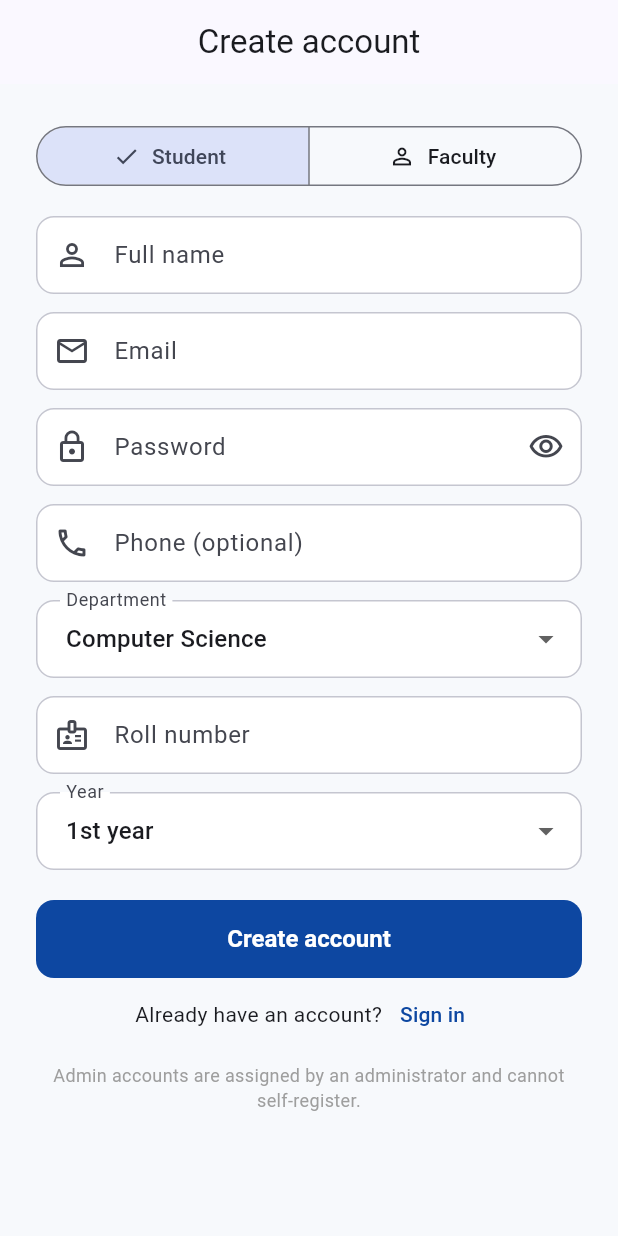
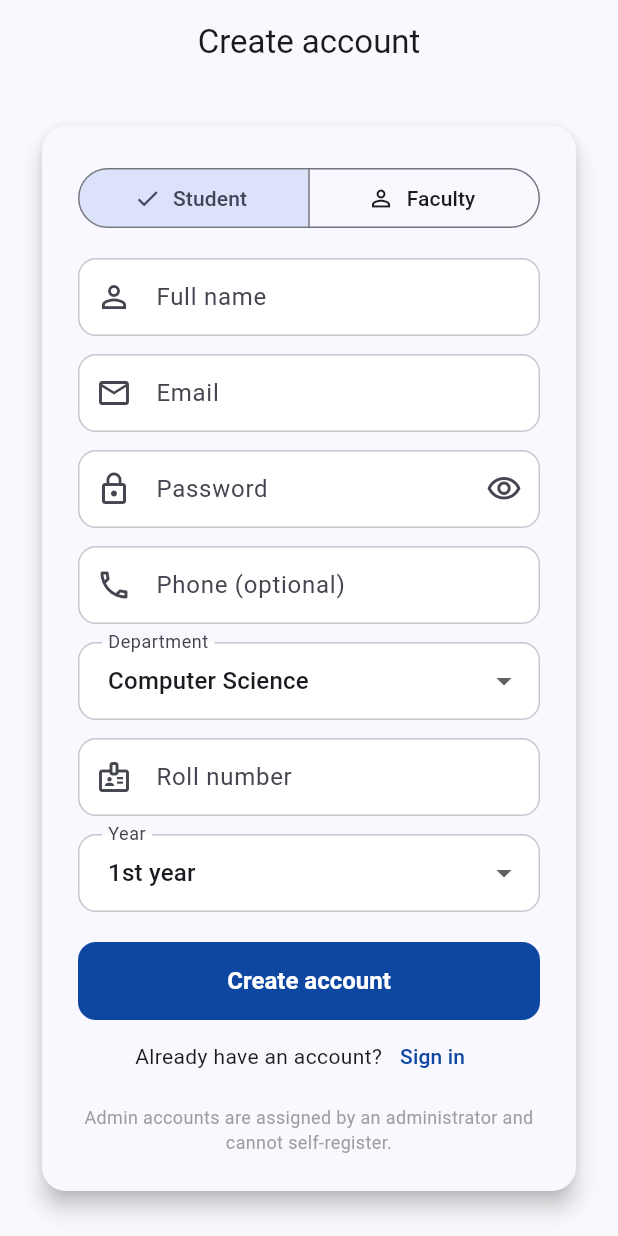
Before and after one commit to sk-sadik/Faculty-Pre-Booking-System, a Flutter app: the RegisterScreen screen opened by its route, on a phone screen of 412 x 824 dp. Run offline on Flutter 3.47's test engine with Material 3 defaults, Android fonts, the phone set to English and light mode, and no system bars; our stand-ins replace cloud_firestore, equatable, firebase_auth, firebase_core, firebase_messaging, flutter_local_notifications and 4 more; accounts and stored records are empty.

Commit message:
ui: add surface colors & card containers to login & register screens

```diff
--- a/lib/features/auth/presentation/screens/login_screen.dart
+++ b/lib/features/auth/presentation/screens/login_screen.dart
@@ -49,7 +49,9 @@ class _LoginScreenState extends ConsumerState<LoginScreen> {
 
   @override
   Widget build(BuildContext context) {
+    final colorScheme = Theme.of(context).colorScheme;
     return Scaffold(
+      backgroundColor: colorScheme.surface,
       body: SafeArea(
         child: Center(
           child: SingleChildScrollView(
--- a/lib/features/auth/presentation/screens/register_screen.dart
+++ b/lib/features/auth/presentation/screens/register_screen.dart
@@ -87,14 +87,27 @@ class _RegisterScreenState extends ConsumerState<RegisterScreen> {
 
   @override
   Widget build(BuildContext context) {
+    final colorScheme = Theme.of(context).colorScheme;
     return Scaffold(
-      appBar: AppBar(title: const Text('Create account')),
+      appBar: AppBar(
+        backgroundColor: colorScheme.surface,
+        foregroundColor: colorScheme.onSurface,
+        title: Text('Create account', style: TextStyle(color: colorScheme.onSurface)),
+      ),
       body: SafeArea(
         child: SingleChildScrollView(
           padding: const EdgeInsets.all(24),
           child: Center(
             child: ConstrainedBox(
               constraints: const BoxConstraints(maxWidth: 520),
+              child: Card(
+                color: colorScheme.surface,
+                elevation: 6,
+                shape: RoundedRectangleBorder(
+                  borderRadius: BorderRadius.circular(16),
+                ),
+                child: Padding(
+                  padding: const EdgeInsets.all(24),
                   child: Form(
                     key: _form,
                     child: Column(
@@ -240,7 +253,10 @@ class _RegisterScreenState extends ConsumerState<RegisterScreen> {
               ),
             ),
           ),
+        ),
+      ),
     );
+  }
 }
 }
 
```
Lines whose indentation alone changed are shown as unchanged.
